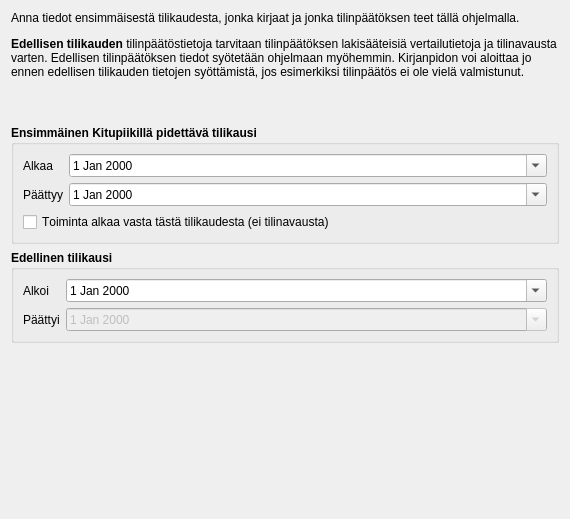
Old version of the form kitsas/uusikirjanpito/tilikausi.ui in the repository artoh/kitupiikki.
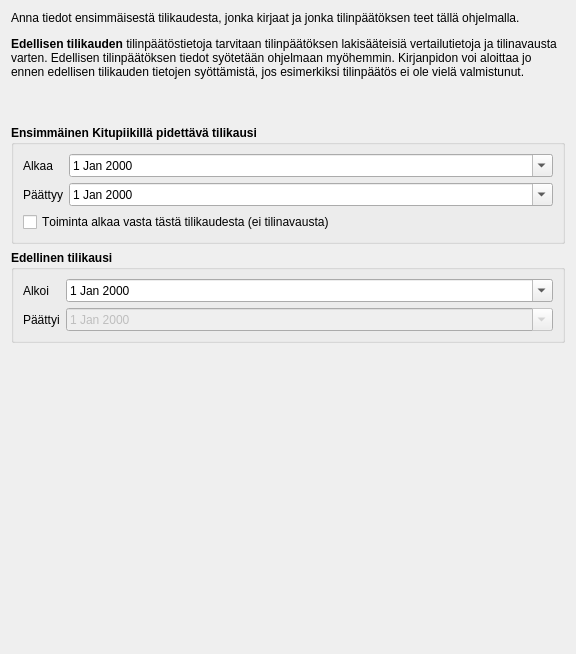
New version of the form.

```diff
--- a/kitsas/uusikirjanpito/tilikausi.ui
+++ b/kitsas/uusikirjanpito/tilikausi.ui
@@ -6,8 +6,8 @@
    <rect>
     <x>0</x>
     <y>0</y>
-    <width>570</width>
-    <height>519</height>
+    <width>576</width>
+    <height>654</height>
    </rect>
   </property>
   <property name="windowTitle">
```
